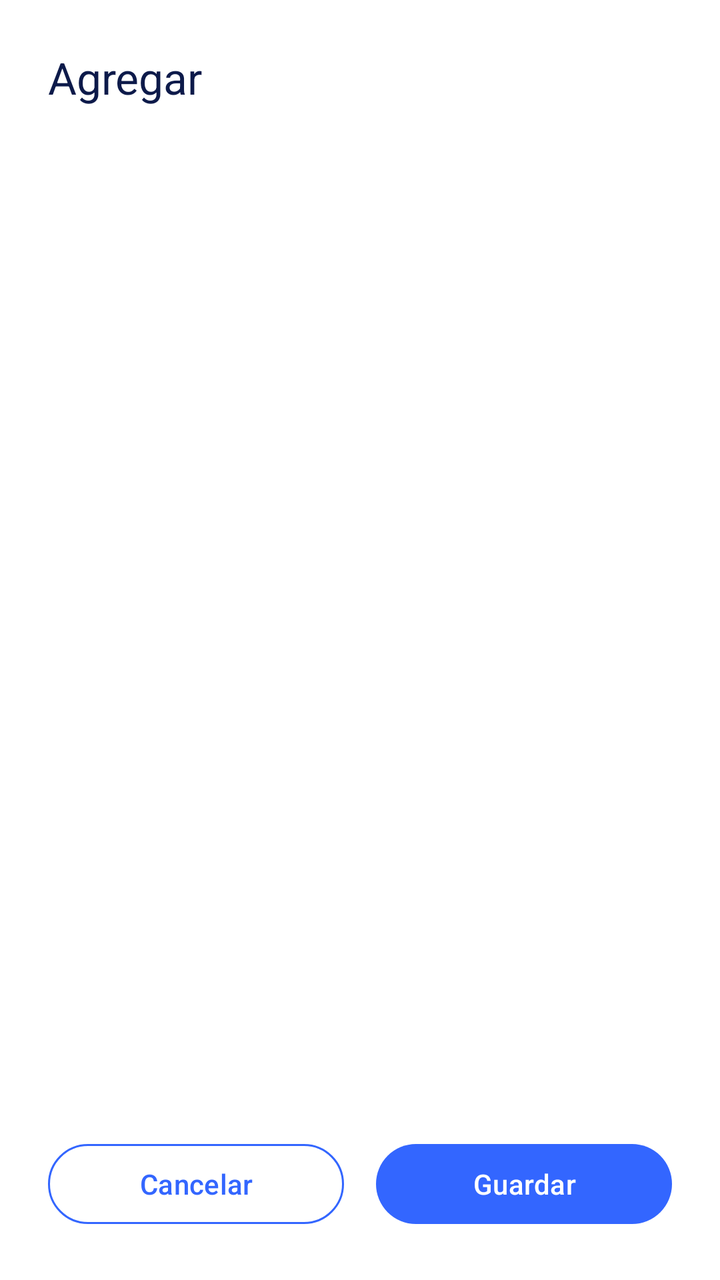
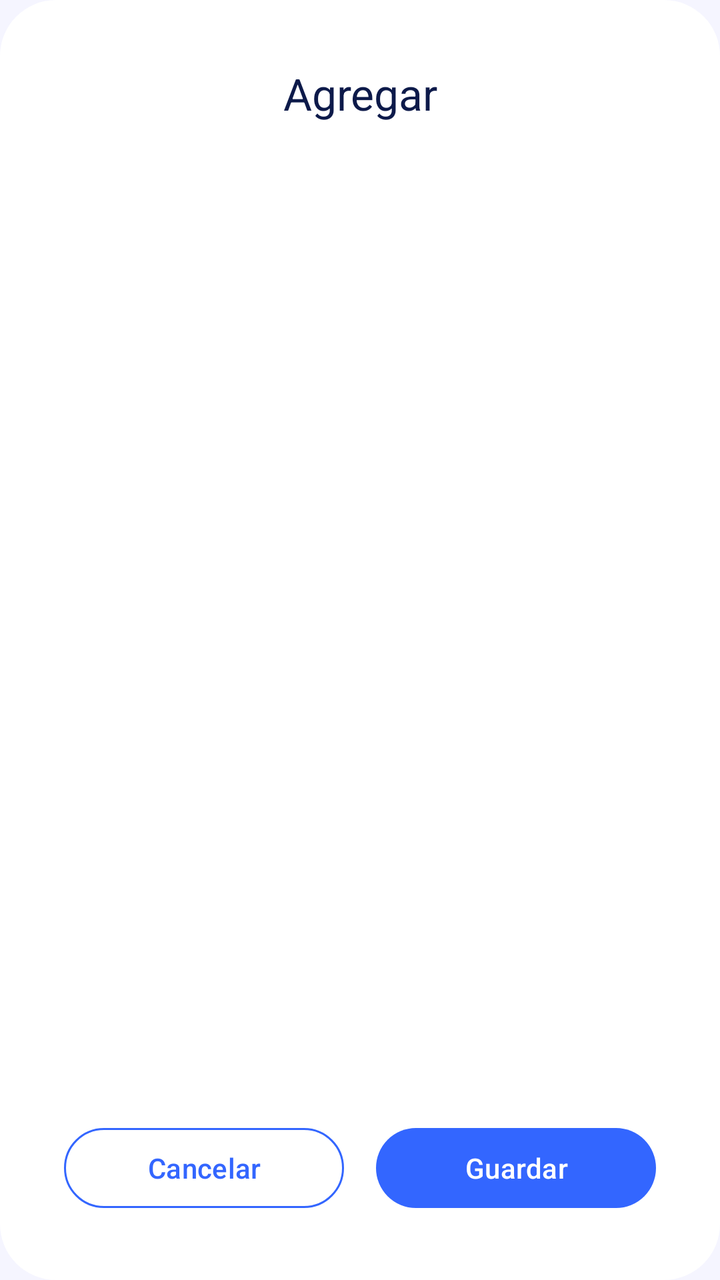

Compare the two renders of this Android layout. The source of the first and the diff that turns it into the second are given below.
<!-- AndroidManifest.xml: application theme Theme.BT -->
<!-- res/layout/dialog_editor.xml -->
<?xml version="1.0" encoding="utf-8"?>
<LinearLayout xmlns:android="http://schemas.android.com/apk/res/android"
    xmlns:app="http://schemas.android.com/apk/res-auto"
    android:layout_width="match_parent"
    android:layout_height="wrap_content"
    android:background="?attr/colorSurface"
    android:orientation="vertical"
    android:padding="24dp">

    <TextView
        android:id="@+id/tvTitle"
        android:layout_width="match_parent"
        android:layout_height="wrap_content"
        android:layout_marginBottom="16dp"
        android:text="@string/add"
        android:textAppearance="@style/AestheticText.Title" />

    <ScrollView
        android:id="@+id/scrollFields"
        android:layout_width="match_parent"
        android:layout_height="0dp"
        android:layout_weight="1"
        android:fillViewport="true"
        android:maxHeight="300dp">

        <LinearLayout
            android:id="@+id/tilFields"
            android:layout_width="match_parent"
            android:layout_height="wrap_content"
            android:orientation="vertical" />

    </ScrollView>

    <LinearLayout
        android:layout_width="match_parent"
        android:layout_height="wrap_content"
        android:layout_marginTop="16dp"
        android:orientation="horizontal">

        <com.google.android.material.button.MaterialButton
            android:id="@+id/btnCancel"
            style="@style/AestheticButton.Outlined"
            android:layout_width="0dp"
            android:layout_height="wrap_content"
            android:layout_marginEnd="8dp"
            android:layout_weight="1"
            android:text="@string/cancel" />

        <com.google.android.material.button.MaterialButton
            android:id="@+id/btnSave"
            style="@style/AestheticButton"
            android:layout_width="0dp"
            android:layout_height="wrap_content"
            android:layout_marginStart="8dp"
            android:layout_weight="1"
            android:text="@string/save" />

    </LinearLayout>

</LinearLayout>
<!-- resources referenced by this layout -->
<resources>
  <string name="add">Agregar</string>
  <string name="cancel">Cancelar</string>
  <string name="save">Guardar</string>
  <style name="AestheticButton" parent="Widget.Material3.Button">
          <item name="android:textColor">@color/on_primary</item>
          <item name="backgroundTint">@color/primary</item>
          <item name="cornerRadius">24dp</item>
      </style>
  <style name="AestheticButton.Outlined" parent="Widget.Material3.Button.OutlinedButton">
          <item name="android:textColor">@color/primary</item>
          <item name="strokeColor">@color/primary</item>
          <item name="cornerRadius">24dp</item>
      </style>
  <style name="AestheticText.Title" parent="TextAppearance.BT.Title" />
  <style name="Theme.BT" parent="Base.Theme.BT" />
  <color name="on_primary">#FFFFFFFF</color>
  <color name="primary">#FF3366FF</color>
  <style name="TextAppearance.BT.Title" parent="TextAppearance.Material3.TitleLarge">
          <item name="android:textColor">@color/text_primary</item>
      </style>
  <style name="Base.Theme.BT" parent="Theme.Material3.DayNight.NoActionBar">
          <item name="android:textColor">@color/text_primary</item>
          <item name="android:textColorPrimary">@color/text_primary</item>
          <item name="android:textColorSecondary">@color/text_secondary</item>
          <item name="colorPrimary">@color/primary</item>
          <item name="colorPrimaryContainer">@color/primary_container</item>
          <item name="colorOnPrimary">@color/on_primary</item>
          <item name="colorOnPrimaryContainer">@color/on_primary_container</item>
          <item name="colorSecondary">@color/secondary</item>
          <item name="colorSecondaryContainer">@color/secondary_container</item>
          <item name="colorOnSecondary">@color/on_secondary</item>
          <item name="colorOnSecondaryContainer">@color/on_secondary_container</item>
          <item name="colorTertiary">@color/primary_variant</item>
          <item name="colorTertiaryContainer">@color/primary_container</item>
          <item name="colorError">@color/error</item>
          <item name="colorOnError">@color/on_error</item>
          <item name="android:colorBackground">@color/background_light</item>
          <item name="colorSurface">@color/surface_light</item>
          <item name="colorSurfaceVariant">@color/surface_variant_light</item>
          <item name="colorOnSurface">@color/text_primary</item>
          <item name="colorOnSurfaceVariant">@color/text_secondary</item>
          <item name="colorOutline">@color/outline</item>
          <item name="android:statusBarColor">@color/primary</item>
          <item name="android:navigationBarColor">@color/background_light</item>
          <item name="android:windowLightStatusBar">true</item>
      </style>
  <color name="text_primary">#FF0D1A4A</color>
  <color name="text_secondary">#FF5C5C5C</color>
  <color name="primary_container">#FFE0E5FF</color>
  <color name="on_primary_container">#FF0A1540</color>
  <color name="secondary">#FF5C7FFF</color>
  <color name="secondary_container">#FFE0E5FF</color>
  <color name="on_secondary">#FFFFFFFF</color>
  <color name="on_secondary_container">#FF0A1540</color>
  <color name="primary_variant">#FF1A4FFF</color>
  <color name="error">#FFD32F2F</color>
  <color name="on_error">#FFFFFFFF</color>
  <color name="background_light">#FFF5F5FF</color>
  <color name="surface_light">#FFFFFFFF</color>
  <color name="surface_variant_light">#FFEDF0FF</color>
  <color name="outline">#FFBDB8CC</color>
</resources>

<!-- the commit's change to res/layout/dialog_editor.xml (unified diff, before → after) -->
@@ -3,17 +3,19 @@
     xmlns:app="http://schemas.android.com/apk/res-auto"
     android:layout_width="match_parent"
     android:layout_height="wrap_content"
-    android:background="?attr/colorSurface"
+    android:background="@drawable/bg_dialog"
     android:orientation="vertical"
-    android:padding="24dp">
+    android:padding="32dp">
 
     <TextView
         android:id="@+id/tvTitle"
         android:layout_width="match_parent"
         android:layout_height="wrap_content"
-        android:layout_marginBottom="16dp"
+        android:layout_marginBottom="24dp"
+        android:gravity="center"
         android:text="@string/add"
-        android:textAppearance="@style/AestheticText.Title" />
+        android:textAppearance="@style/AestheticText.Title"
+        android:textColor="?attr/colorOnSurface" />
 
     <ScrollView
         android:id="@+id/scrollFields"
@@ -21,7 +23,7 @@
         android:layout_height="0dp"
         android:layout_weight="1"
         android:fillViewport="true"
-        android:maxHeight="300dp">
+        android:maxHeight="400dp">
 
         <LinearLayout
             android:id="@+id/tilFields"
@@ -34,7 +36,7 @@
     <LinearLayout
         android:layout_width="match_parent"
         android:layout_height="wrap_content"
-        android:layout_marginTop="16dp"
+        android:layout_marginTop="24dp"
         android:orientation="horizontal">
 
         <com.google.android.material.button.MaterialButton
<!-- resource entries referenced after the edit -->
@@ -1,5 +1,11 @@
 <!-- resources referenced by this layout -->
 <resources>
+  <!-- drawable bg_dialog (drawable) -->
+  <?xml version="1.0" encoding="utf-8"?>
+  <shape xmlns:android="http://schemas.android.com/apk/res/android">
+      <solid android:color="?attr/colorSurface" />
+      <corners android:radius="28dp" />
+  </shape>
   <string name="add">Agregar</string>
   <string name="cancel">Cancelar</string>
   <string name="save">Guardar</string>
